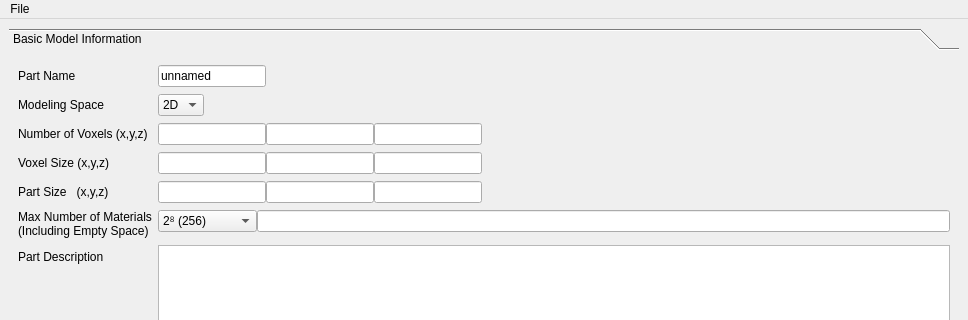
Before: the Qt Designer form gui/main_window.ui in mkhoshbin1/vcams, drawn with Qt 5; both pictures show x 0 to 968 and y 0 to 320 of the 968 by 717 pixel window.
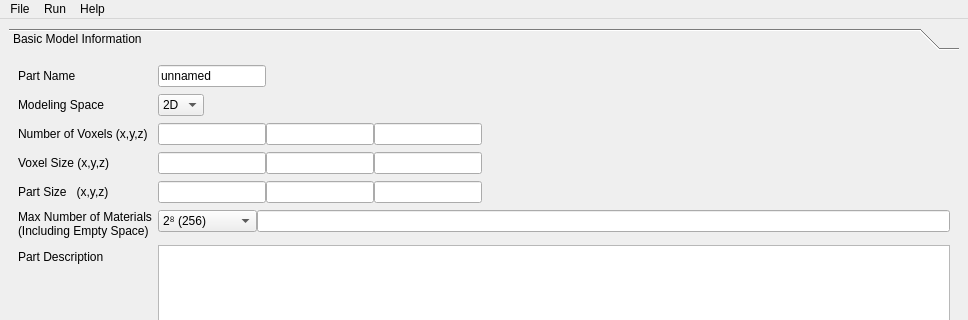
After: the same form once the commit is applied. Icons and pictures are not drawn. Custom widgets are drawn as their Qt base class.

Commit message: - added the help menu actions and related functionality

The edit to the form file:
```diff
--- a/gui/main_window.ui
+++ b/gui/main_window.ui
@@ -955,7 +955,23 @@
     <addaction name="separator"/>
     <addaction name="action_exit"/>
    </widget>
+   <widget class="QMenu" name="menuRun">
+    <property name="title">
+     <string>Run</string>
+    </property>
+   </widget>
+   <widget class="QMenu" name="menuHelp">
+    <property name="title">
+     <string>Help</string>
+    </property>
+    <addaction name="action_docs"/>
+    <addaction name="action_code"/>
+    <addaction name="separator"/>
+    <addaction name="action_about"/>
+   </widget>
    <addaction name="menuFile"/>
+   <addaction name="menuRun"/>
+   <addaction name="menuHelp"/>
   </widget>
   <action name="action_import_settings">
    <property name="text">
```
Left out of the diff: 26 changed lines with no effect on the pictures. The commit also changes 2 other files.
